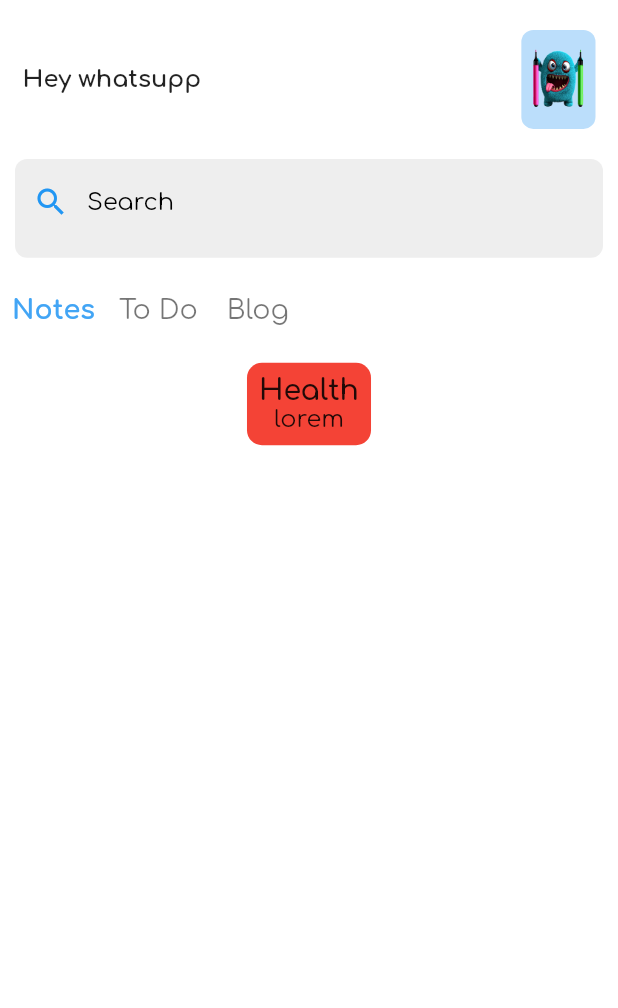
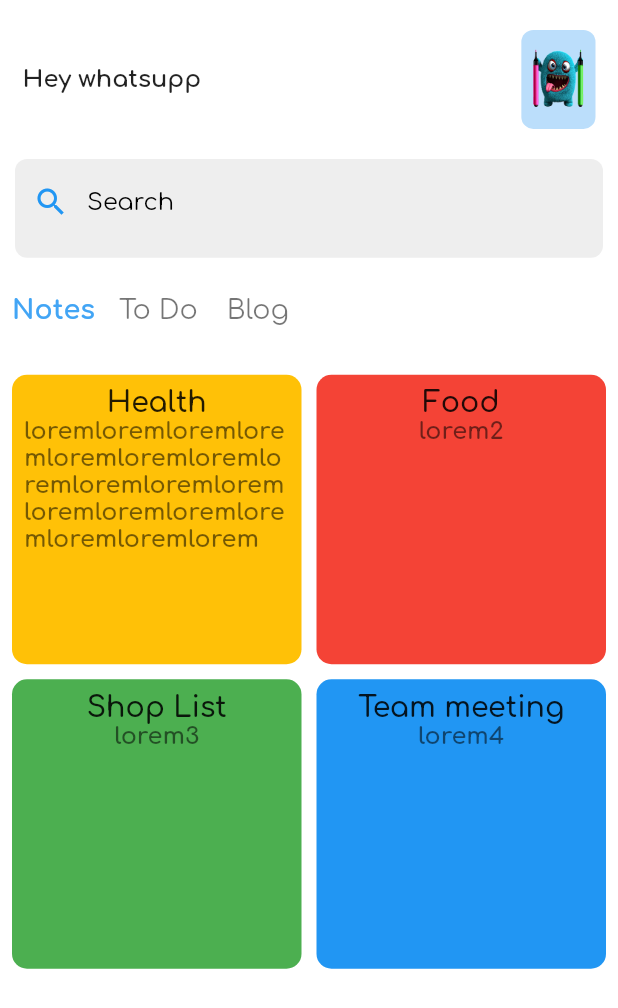
Before and after one commit to erdemgocen44/todo-app, a Flutter app: the screen it shows after launch, on a phone screen of 412 x 824 dp. Shown: the top 1008 px of the screen. Run offline on Flutter 3.47's test engine with Material 2 defaults, Android fonts, the phone set to English and light mode, and no system bars.

Commit message:
ana ekran tamamlandı gibim

```diff
--- a/lib/Pages/home_page.dart
+++ b/lib/Pages/home_page.dart
@@ -20,7 +20,7 @@ class _HomePageState extends State<HomePage> {
     return Scaffold(
       backgroundColor: Colors.white,
       body: SafeArea(
-        child: Column(
+        child: ListView(
           children: [
             //appbar seaction
             const CustomAppBarWidget(),
@@ -29,28 +29,21 @@ class _HomePageState extends State<HomePage> {
             //ListButton section
             const ListButtonBox(),
             //create addList data
-            Container(
-              decoration: (BoxDecoration(
-                color: products[1].color,
-                borderRadius: BorderRadius.circular(10),
-              )),
+
+            Padding(
               padding: const EdgeInsets.all(8.0),
-              child: Column(
-                children: [
-                  Text(
-                    products[0].title,
-                    style: const TextStyle(
-                      fontWeight: FontWeight.w600,
-                      fontSize: 19,
-                    ),
-                  ),
-                  Text(
-                    products[0].desc,
-                    style: const TextStyle(
-                      fontSize: 16,
-                    ),
-                  ),
-                ],
+              child: GridView.builder(
+                shrinkWrap: true,
+                physics: ScrollPhysics(),
+                itemCount: products.length,
+                gridDelegate: const SliverGridDelegateWithFixedCrossAxisCount(
+                    crossAxisCount: 2,
+                    crossAxisSpacing: 10.0,
+                    mainAxisSpacing: 10.0),
+                itemBuilder: (context, index) => ListCard(
+                  press: () {},
+                  product: products[index],
+                ),
               ),
             ),
           ],
@@ -59,3 +52,45 @@ class _HomePageState extends State<HomePage> {
     );
   }
 }
+
+class ListCard extends StatelessWidget {
+  const ListCard({
+    Key? key,
+    required this.product,
+    required this.press,
+  }) : super(key: key);
+  final Product product;
+  final VoidCallback press;
+  @override
+  Widget build(BuildContext context) {
+    return InkWell(
+      onTap: press,
+      child: Container(
+        decoration: (BoxDecoration(
+          color: product.color,
+          borderRadius: BorderRadius.circular(10),
+        )),
+        padding: const EdgeInsets.all(8.0),
+        child: Column(
+          children: [
+            Text(
+              product.title,
+              style: const TextStyle(
+                fontWeight: FontWeight.w600,
+                fontSize: 19,
+              ),
+            ),
+            Text(
+              product.desc,
+              maxLines: 5,
+              style: const TextStyle(
+                  fontSize: 16,
+                  color: Colors.black54,
+                  fontWeight: FontWeight.bold),
+            ),
+          ],
+        ),
+      ),
+    );
+  }
+}
--- a/lib/model/list_model.dart
+++ b/lib/model/list_model.dart
@@ -8,7 +8,11 @@ class Product {
 }
 
 List<Product> products = [
-  Product(title: "Health", desc: "lorem", color: Colors.amber),
+  Product(
+      title: "Health",
+      desc:
+          "loremloremloremloremloremloremloremloremloremloremloremloremloremloremloremloremloremlorem",
+      color: Colors.amber),
   Product(title: "Food", desc: "lorem2", color: Colors.red),
   Product(title: "Shop List", desc: "lorem3", color: Colors.green),
   Product(title: "Team meeting", desc: "lorem4", color: Colors.blue),
```
